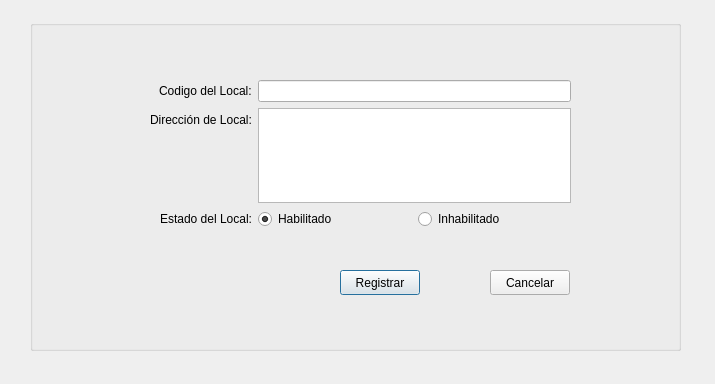
The window that PAF_GUI/PAF_GRAFICA/registrarlocal.ui (JMOrbegoso/USS-2021-II-PP) describes before a commit, drawn with Qt 5.
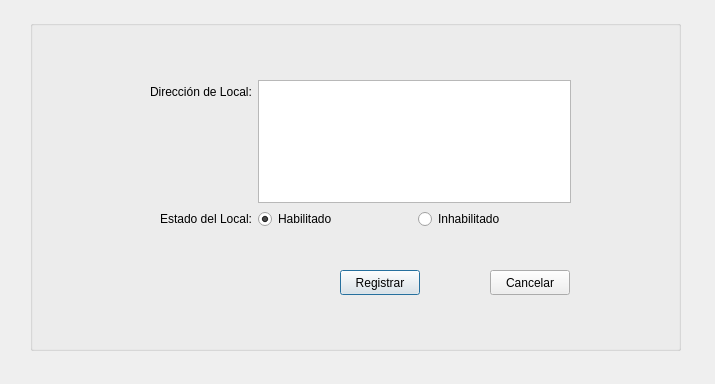
The same window after the commit.

Diff of the .ui file:
```diff
--- a/PAF_GUI/PAF_GRAFICA/registrarlocal.ui
+++ b/PAF_GUI/PAF_GRAFICA/registrarlocal.ui
@@ -38,21 +38,24 @@
      <property name="labelAlignment">
       <set>Qt::AlignRight|Qt::AlignTrailing|Qt::AlignVCenter</set>
      </property>
-     <item row="1" column="0">
+     <item row="0" column="0">
       <widget class="QLabel" name="label_3">
        <property name="text">
         <string>Dirección de Local:</string>
        </property>
       </widget>
      </item>
-     <item row="2" column="0">
+     <item row="0" column="1">
+      <widget class="QTextEdit" name="direccionLocalTxt"/>
+     </item>
+     <item row="1" column="0">
       <widget class="QLabel" name="label_4">
        <property name="text">
         <string>Estado del Local:</string>
        </property>
       </widget>
      </item>
-     <item row="2" column="1">
+     <item row="1" column="1">
       <layout class="QHBoxLayout" name="horizontalLayout">
        <item>
         <widget class="QRadioButton" name="habilitarLocalRb">
@@ -73,19 +76,6 @@
        </item>
       </layout>
      </item>
-     <item row="0" column="0">
-      <widget class="QLabel" name="label_5">
-       <property name="text">
-        <string>Codigo del Local:</string>
-       </property>
-      </widget>
-     </item>
-     <item row="0" column="1">
-      <widget class="QLineEdit" name="codigoLocalTxt"/>
-     </item>
-     <item row="1" column="1">
-      <widget class="QTextEdit" name="direccionLocalTxt"/>
-     </item>
     </layout>
    </widget>
    <widget class="QPushButton" name="registrarLocalPb">
```
Left out of the diff: 1 changed line with no effect on the pictures.
